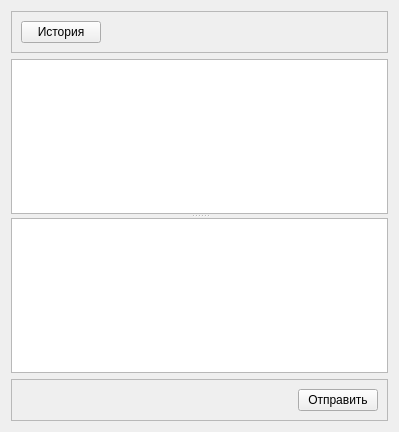
Old version of the form dialog.ui in the repository yzubchenko/VKReplica.
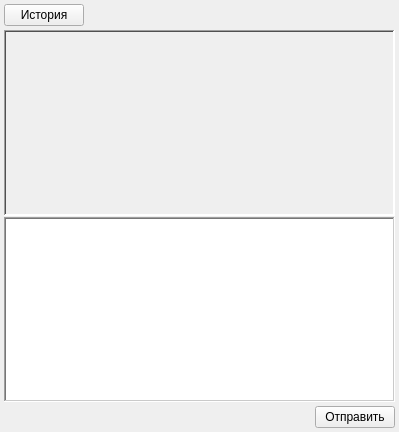
New version of the form.

```diff
--- a/dialog.ui
+++ b/dialog.ui
@@ -14,15 +14,42 @@
    <string>Form</string>
   </property>
   <layout class="QVBoxLayout" name="verticalLayout">
+   <property name="spacing">
+    <number>4</number>
+   </property>
+   <property name="leftMargin">
+    <number>4</number>
+   </property>
+   <property name="topMargin">
+    <number>4</number>
+   </property>
+   <property name="rightMargin">
+    <number>4</number>
+   </property>
+   <property name="bottomMargin">
+    <number>4</number>
+   </property>
    <item>
     <widget class="QFrame" name="frame_2">
      <property name="frameShape">
-      <enum>QFrame::StyledPanel</enum>
+      <enum>QFrame::NoFrame</enum>
      </property>
      <property name="frameShadow">
       <enum>QFrame::Raised</enum>
      </property>
      <layout class="QHBoxLayout" name="horizontalLayout_2">
+      <property name="leftMargin">
+       <number>0</number>
+      </property>
+      <property name="topMargin">
+       <number>0</number>
+      </property>
+      <property name="rightMargin">
+       <number>0</number>
+      </property>
+      <property name="bottomMargin">
+       <number>0</number>
+      </property>
       <item>
        <widget class="QPushButton" name="pushButton_2">
         <property name="text">
@@ -51,19 +78,60 @@
      <property name="orientation">
       <enum>Qt::Vertical</enum>
      </property>
-     <widget class="QTextBrowser" name="textBrowser"/>
-     <widget class="QTextEdit" name="textEdit"/>
+     <property name="handleWidth">
+      <number>1</number>
+     </property>
+     <property name="childrenCollapsible">
+      <bool>false</bool>
+     </property>
+     <widget class="QTextBrowser" name="textBrowser">
+      <property name="styleSheet">
+       <string notr="true">background-color: rgb(239, 239, 239);</string>
+      </property>
+      <property name="frameShape">
+       <enum>QFrame::WinPanel</enum>
+      </property>
+      <property name="textInteractionFlags">
+       <set>Qt::LinksAccessibleByKeyboard|Qt::LinksAccessibleByMouse|Qt::TextBrowserInteraction|Qt::TextSelectableByKeyboard|Qt::TextSelectableByMouse</set>
+      </property>
+     </widget>
+     <widget class="QTextEdit" name="textEdit">
+      <property name="frameShape">
+       <enum>QFrame::WinPanel</enum>
+      </property>
+      <property name="frameShadow">
+       <enum>QFrame::Sunken</enum>
+      </property>
+      <property name="lineWidth">
+       <number>1</number>
+      </property>
+     </widget>
     </widget>
    </item>
    <item>
     <widget class="QFrame" name="frame">
      <property name="frameShape">
-      <enum>QFrame::StyledPanel</enum>
+      <enum>QFrame::NoFrame</enum>
      </property>
      <property name="frameShadow">
       <enum>QFrame::Raised</enum>
      </property>
+     <property name="lineWidth">
+      <number>1</number>
+     </property>
      <layout class="QHBoxLayout" name="horizontalLayout">
+      <property name="leftMargin">
+       <number>0</number>
+      </property>
+      <property name="topMargin">
+       <number>0</number>
+      </property>
+      <property name="rightMargin">
+       <number>0</number>
+      </property>
+      <property name="bottomMargin">
+       <number>0</number>
+      </property>
       <item>
        <spacer name="horizontalSpacer_2">
         <property name="orientation">
```
